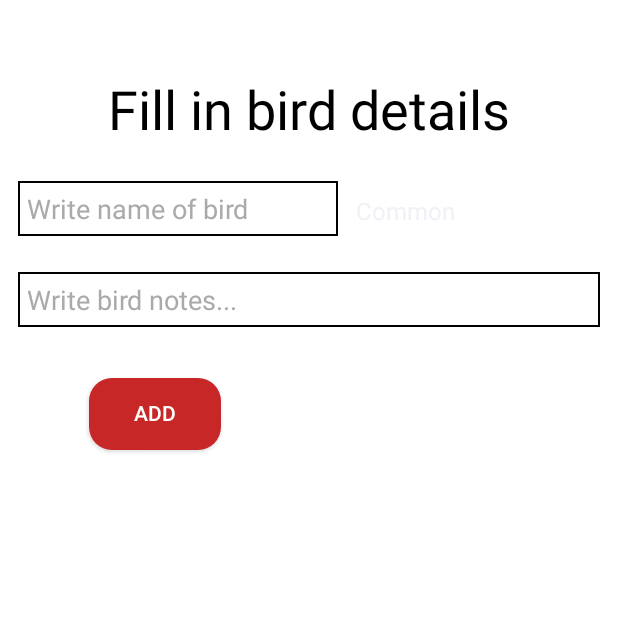
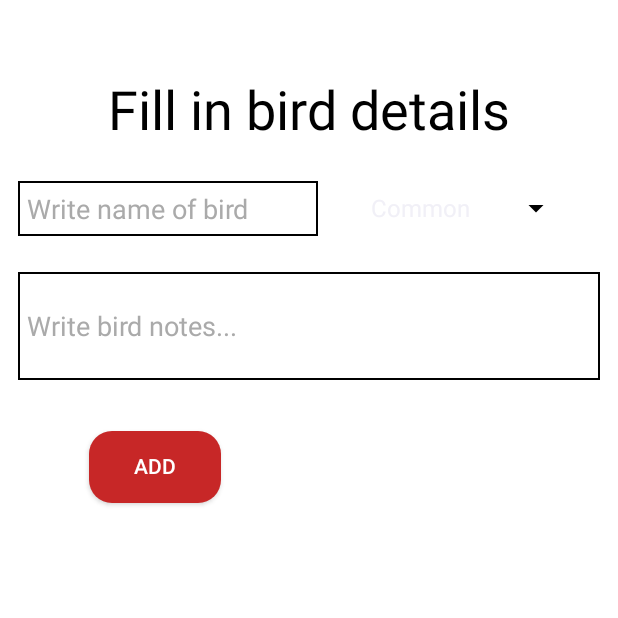
Before and after one commit to thelockymichael/Bird-Watching-App, an Android app: the DetailsActivity screen opened directly, with no data from a screen before it, on a phone screen of 412 x 824 dp, the top half of it. Run offline under Robolectric (Android 15) with nearby library versions, the phone set to English and light mode, and no system bars; Roboto replaces fonts that are not available here.

```diff
--- a/app/src/main/res/drawable/rounded_shape_red.xml
+++ b/app/src/main/res/drawable/rounded_shape_red.xml
@@ -1,7 +1,7 @@
 <?xml version="1.0" encoding="utf-8"?>
 <shape xmlns:android="http://schemas.android.com/apk/res/android">
 
-    <solid android:color="#C72727" />
+    <solid android:color="@color/red" />
 
     <padding
         android:bottom="5dp"
--- a/app/src/main/res/layout/activity_details.xml
+++ b/app/src/main/res/layout/activity_details.xml
@@ -68,7 +68,7 @@
 
     <EditText
         android:id="@+id/nameEditText"
-        android:layout_width="wrap_content"
+        android:layout_width="200dp"
         android:layout_height="wrap_content"
         android:layout_marginStart="12dp"
         android:layout_marginLeft="12dp"
@@ -86,7 +86,7 @@
     <EditText
         android:id="@+id/notesEditText"
         android:layout_width="0dp"
-        android:layout_height="wrap_content"
+        android:layout_height="72dp"
         android:layout_marginStart="12dp"
         android:layout_marginLeft="12dp"
         android:layout_marginTop="24dp"
@@ -95,7 +95,7 @@
         android:background="@drawable/black_stroke_shape_white"
         android:ems="10"
         android:hint="Write bird notes..."
-        android:inputType="textMultiLine|textPersonName"
+        android:inputType="textMultiLine|textPersonName|textImeMultiLine"
         android:padding="6dp"
         android:textColor="#000000"
         android:textColorHint="@android:color/darker_gray"
@@ -105,11 +105,12 @@
 
     <Spinner
         android:id="@+id/raritySpinner"
-        android:layout_width="wrap_content"
-        android:layout_height="24dp"
-        android:layout_marginTop="32dp"
+        android:layout_width="150dp"
+        android:layout_height="48dp"
+        android:layout_marginTop="18dp"
         android:layout_marginEnd="12dp"
         android:layout_marginRight="12dp"
+        android:backgroundTint="@color/black"
         app:layout_constraintEnd_toEndOf="parent"
         app:layout_constraintStart_toEndOf="@+id/nameEditText"
         app:layout_constraintTop_toBottomOf="@+id/textView" />
--- a/app/src/main/res/layout/activity_main.xml
+++ b/app/src/main/res/layout/activity_main.xml
@@ -13,7 +13,7 @@
         android:layout_width="match_parent"
         android:layout_height="wrap_content"
         android:layout_marginBottom="20dp"
-        android:background="#C72727"
+        android:background="@color/red"
         android:minHeight="?attr/actionBarSize"
         android:theme="?attr/actionBarTheme"
         app:layout_constraintBottom_toTopOf="@+id/listView"
@@ -43,7 +43,7 @@
         android:layout_marginBottom="48dp"
         android:onClick="fabClicked"
         android:tint="@android:color/black"
-        app:backgroundTint="#C72727"
+        app:backgroundTint="@color/red"
         app:layout_constraintBottom_toBottomOf="parent"
         app:layout_constraintEnd_toEndOf="parent"
         app:srcCompat="@android:drawable/ic_input_add"
--- a/app/src/main/res/values/colors.xml
+++ b/app/src/main/res/values/colors.xml
@@ -3,4 +3,6 @@
     <color name="colorPrimary">#008577</color>
     <color name="colorPrimaryDark">#00574B</color>
     <color name="colorAccent">#D81B60</color>
+    <color name="red">#C72727</color>
+    <color name="black">#000000</color>
 </resources>
```
